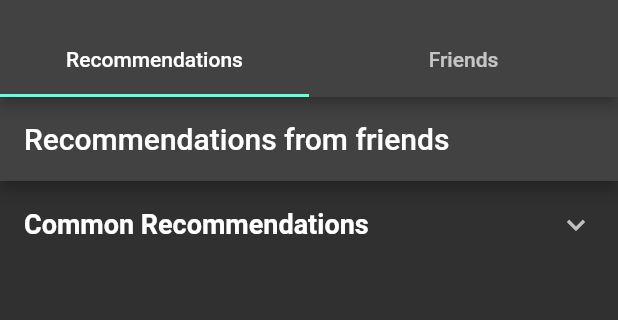
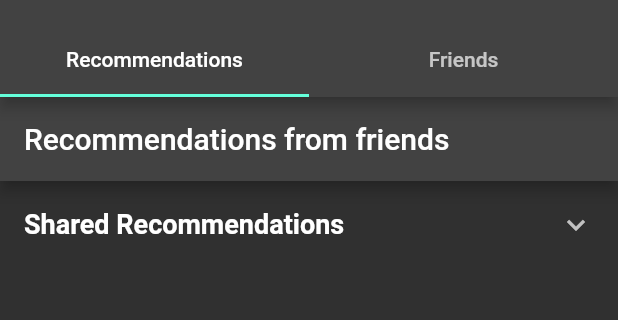
Before and after one commit to benrochford/YouBuddies, a Flutter app: the screen it shows after launch, after a tap on "Cancel", on a phone screen of 412 x 824 dp, the part 59-379 px from its top. Run offline on Flutter 3.47's test engine with Material 2 defaults, Android fonts, the light colour scheme and no system bars; our stand-ins replace cloud_firestore, firebase_core, shared_preferences; accounts and stored records are empty; statements that could not run were skipped.

Commit message:
Renamed common to shared recs. Only shared recs display. Renamed add friend to follow friend

```diff
--- a/youbuddy/lib/friend_management_view.dart
+++ b/youbuddy/lib/friend_management_view.dart
@@ -55,7 +55,7 @@ class _FriendManagementViewState extends State<FriendManagementView> {
     final clientId = widget.clientId;
     return Scaffold(
       appBar: AppBar(
-        title: Text('Manage Friends'),
+        title: Text('Follow Friends'),
       ),
       body: Column(
         children: [
@@ -64,7 +64,7 @@ class _FriendManagementViewState extends State<FriendManagementView> {
             child: TextField(
               controller: _friendIdController,
               decoration: InputDecoration(
-                labelText: 'Enter Friend ID to add',
+                labelText: 'Enter Friend ID to follow',
               ),
               onSubmitted: (_) => _addFriend(),
             ),
--- a/youbuddy/lib/recommendation_view.dart
+++ b/youbuddy/lib/recommendation_view.dart
@@ -120,22 +120,29 @@ class _RecommendationViewState extends State<RecommendationView>
       List<String> friends) async {
     Map<String, Map<String, dynamic>> commonRecsMap = {};
 
+    // Initialize commonRecsMap with current user's recommendations
+    final currentUserRecs = await fetchCurrentUserRecommendations();
+    for (var rec in currentUserRecs) {
+      String userRecUrl = rec['link'];
+      String userRecTitle = rec['title'];
+      commonRecsMap[userRecUrl] = {
+        'count': 1,
+        'title': userRecTitle,
+        'friendUsernames': ['You!'],
+      };
+    }
+
     for (String friend in friends) {
-      final friendRecs = await fetchFriendRecommendations(
-          friend); // Assumes this function is defined elsewhere
-
+      final friendRecs = await fetchFriendRecommendations(friend);
       for (var rec in friendRecs) {
         String friendRecUrl = rec['link'];
         String friendRecTitle = rec['title'];
-
         if (commonRecsMap.containsKey(friendRecUrl)) {
-          // If the URL already exists, just update 'count' and 'friendUsernames'
           if (commonRecsMap[friendRecUrl]?['count'] != null) {
             commonRecsMap[friendRecUrl]!['count'] += 1;
             commonRecsMap[friendRecUrl]!['friendUsernames'].add(friend);
           }
         } else {
-          // If the URL does not yet exist in the map, add it
           commonRecsMap[friendRecUrl] = {
             'count': 1,
             'title': friendRecTitle,
@@ -145,7 +152,9 @@ class _RecommendationViewState extends State<RecommendationView>
       }
     }
 
-    return commonRecsMap;
+    // return commonRecsMap;  // uncomment to include recs got by only 1 person
+    return Map.fromEntries(
+        commonRecsMap.entries.where((e) => e.value['count'] >= 2));
   }
 
   Widget buildCommonRecommendationsWidget(
@@ -215,7 +224,7 @@ class _RecommendationViewState extends State<RecommendationView>
 
     return ExpansionTile(
       title: Text(
-        'Common Recommendations',
+        'Shared Recommendations',
         style: TextStyle(fontSize: 18, fontWeight: FontWeight.bold),
       ),
       children: commonRecsList,
```
